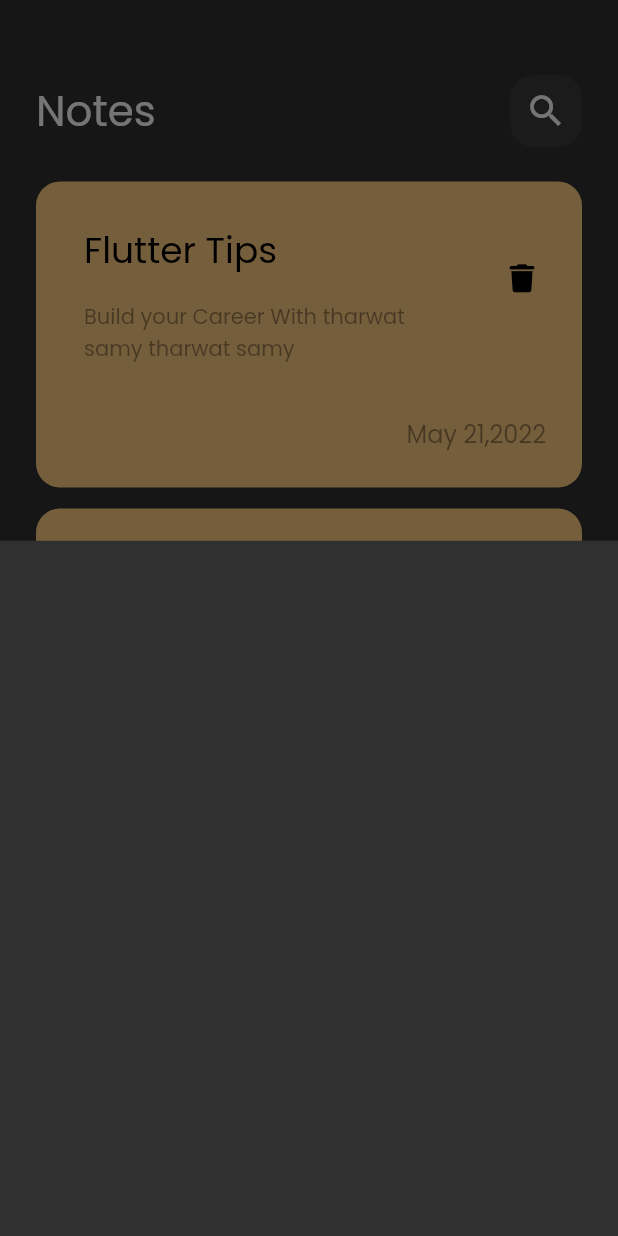
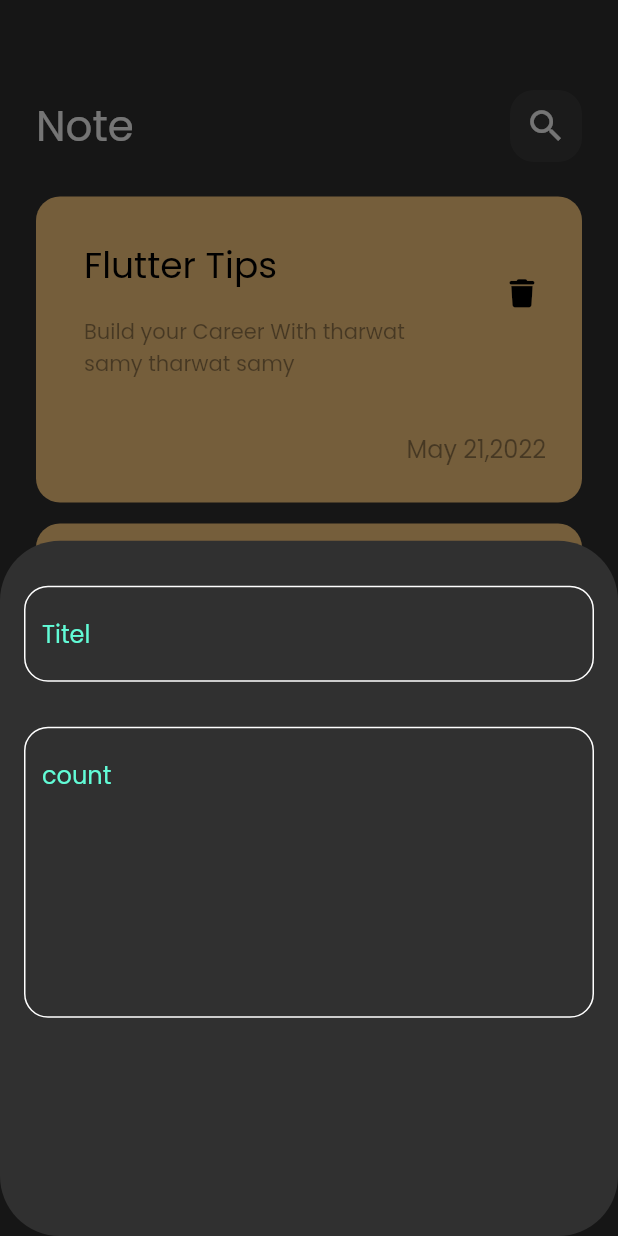
Before and after one commit to sam-emad/Notes-Ul, a Flutter app: the screen it shows after launch, after a tap on the "add" icon, on a phone screen of 412 x 824 dp. Run offline on Flutter 3.47's test engine with Material 2 defaults, Android fonts, the phone set to English and light mode, and no system bars; our stand-ins replace font_awesome_flutter.

Commit message:
change create EditPage

```diff
--- a/notes_app/lib/views/customs/custom_app_bar.dart
+++ b/notes_app/lib/views/customs/custom_app_bar.dart
@@ -4,15 +4,16 @@ import 'package:flutter/material.dart';
 import 'custom_search_lcon.dart';
 
 class CustomAppBar extends StatelessWidget {
-  const CustomAppBar({super.key});
-
+  const CustomAppBar({super.key, required this.title, required this.icon});
+  final String title;
+  final IconData icon;
   @override
   Widget build(BuildContext context) {
     return Row(
-      children: const [
-        Text('Notes', style: TextStyle(fontSize: 28)),
+      children:   [
+        Text( title  , style: const TextStyle(fontSize: 28)),
         Spacer(),
-        CustomSearchIcon()
+        CustomSearchIcon(icon: icon,),
       ],
     );
   }
--- a/notes_app/lib/views/customs/custom_button_sheet_addnote.dart
+++ b/notes_app/lib/views/customs/custom_button_sheet_addnote.dart
@@ -1,10 +1,20 @@
-import 'package:flutter/cupertino.dart';
+import 'package:flutter/material.dart';
+import 'package:notes_app/views/customs/custom_statk.dart';
+import 'package:notes_app/views/customs/custom_text_field.dart';
 
 class ButtonSheetAddNote extends StatelessWidget {
   const ButtonSheetAddNote({super.key});
 
   @override
   Widget build(BuildContext context) {
-    return Container();
+    return Padding(
+      padding: const EdgeInsets.symmetric(horizontal: 16),
+      child: Column(children: const [
+        SizedBox(height: 30),
+        CustomTextField(hint: 'Titel'),
+        SizedBox(height: 30),
+        CustomTextField(hint: 'count', maxLines: 7),
+      ]),
+    );
   }
 }
--- /dev/null
+++ b/notes_app/lib/views/customs/custom_edit_view_body.dart
@@ -0,0 +1,26 @@
+import 'package:flutter/material.dart';
+
+
+import 'custom_app_bar.dart';
+import 'custom_text_field.dart';
+
+class NewltemNotes extends StatelessWidget {
+  const NewltemNotes({super.key});
+
+  @override
+  Widget build(BuildContext context) {
+    return Padding(
+      padding: const EdgeInsets.symmetric(horizontal: 16),
+      child: Column(
+        children: const [
+          SizedBox(height: 60),
+          CustomAppBar(  icon: Icons.check, title: 'Edit Note'),
+          SizedBox(height: 60),
+          CustomTextField(hint: 'Titel'),
+          SizedBox(height: 20),
+          CustomTextField(hint: 'Content', maxLines: 7),
+        ],
+      ),
+    );
+  }
+}
--- a/notes_app/lib/views/customs/custom_list_view_builder.dart
+++ b/notes_app/lib/views/customs/custom_list_view_builder.dart
@@ -2,7 +2,7 @@ import 'package:flutter/cupertino.dart';
 import 'package:notes_app/views/customs/custom_notes_ltem.dart';
 
 class ListViewBuilder extends StatelessWidget {
-  const ListViewBuilder({super.key});
+ const ListViewBuilder({super.key});
 
   @override
   Widget build(BuildContext context) {
--- a/notes_app/lib/views/customs/custom_notes_ltem.dart
+++ b/notes_app/lib/views/customs/custom_notes_ltem.dart
@@ -1,12 +1,19 @@
 import 'package:flutter/material.dart';
 import 'package:font_awesome_flutter/font_awesome_flutter.dart';
+import 'package:notes_app/views/widgets/notes_edit_view_body.dart';
 
 class NotesItem extends StatelessWidget {
   const NotesItem({super.key});
 
   @override
   Widget build(BuildContext context) {
-    return Container(
+    return GestureDetector(
+      onTap: () {
+        Navigator.push(context, MaterialPageRoute(builder: (context) {
+          return NotesEditViewbody();
+        }));
+      },
+      child: Container(
         padding: EdgeInsets.only(top: 24, bottom: 24, left: 16),
         decoration: BoxDecoration(
             color: Color(0xffFFCC80), borderRadius: BorderRadius.circular(16)),
@@ -48,6 +55,7 @@ class NotesItem extends StatelessWidget {
             ),
           ),
         ]),
+      ),
     );
   }
 }
--- a/notes_app/lib/views/customs/custom_search_lcon.dart
+++ b/notes_app/lib/views/customs/custom_search_lcon.dart
@@ -2,8 +2,8 @@
 import 'package:flutter/material.dart';
 
 class CustomSearchIcon extends StatelessWidget {
-  const CustomSearchIcon({super.key});
-
+  const CustomSearchIcon({super.key, required this.icon});
+  final IconData icon;
   @override
   Widget build(BuildContext context) {
     return Container(
@@ -12,7 +12,7 @@ class CustomSearchIcon extends StatelessWidget {
       decoration: BoxDecoration(
           color: Colors.white.withOpacity(.05),
           borderRadius: BorderRadius.circular(16)),
-      child: Center(child: Icon(Icons.search, size: 28)),
+      child: Center(child: Icon(icon , size: 28)),
     );
   }
 }
--- /dev/null
+++ b/notes_app/lib/views/customs/custom_statk.dart
@@ -0,0 +1,3 @@
+import 'package:flutter/animation.dart';
+
+const kPrimaryColor  = const Color(0xff62FCD7);
--- /dev/null
+++ b/notes_app/lib/views/customs/custom_text_field.dart
@@ -0,0 +1,30 @@
+import 'package:flutter/cupertino.dart';
+import 'package:flutter/material.dart';
+import 'package:notes_app/views/customs/custom_statk.dart';
+
+class CustomTextField extends StatelessWidget {
+  const CustomTextField({super.key, this.hint, this.maxLines = 1});
+  final hint;
+  final maxLines;
+
+  @override
+  Widget build(BuildContext context) {
+    return TextField(
+      maxLines: maxLines,
+      cursorColor: kPrimaryColor,
+      decoration: InputDecoration(
+        border: buildborder(),
+        enabledBorder: buildborder(),
+        focusedBorder: buildborder(kPrimaryColor),
+        hintText: hint,
+        hintStyle: TextStyle(color: kPrimaryColor),
+      ),
+    );
+  }
+
+  OutlineInputBorder buildborder([color]) {
+    return OutlineInputBorder(
+        borderRadius: BorderRadius.circular(16),
+        borderSide: BorderSide(color: color ?? Colors.white));
+  }
+}
--- a/notes_app/lib/views/home_bage.dart
+++ b/notes_app/lib/views/home_bage.dart
@@ -11,9 +11,11 @@ class HomePage extends StatelessWidget {
       floatingActionButton: FloatingActionButton.large(
           onPressed: () {
             showModalBottomSheet(
+                shape: RoundedRectangleBorder(
+                    borderRadius: BorderRadius.circular(40)),
                 context: context,
                 builder: (context) {
-                  return ButtonSheetAddNote();
+                  return const ButtonSheetAddNote();
                 });
           },
           child: const Icon(Icons.add)),
--- /dev/null
+++ b/notes_app/lib/views/widgets/notes_edit_view_body.dart
@@ -0,0 +1,14 @@
+import 'package:flutter/material.dart';
+import 'package:flutter/src/widgets/framework.dart';
+import 'package:flutter/src/widgets/placeholder.dart';
+
+import '../customs/custom_edit_view_body.dart';
+
+class NotesEditViewbody extends StatelessWidget {
+  const NotesEditViewbody({super.key});
+
+  @override
+  Widget build(BuildContext context) {
+    return const Scaffold(body: NewltemNotes(),);
+  }
+}
--- a/notes_app/lib/views/widgets/notes_view_body.dart
+++ b/notes_app/lib/views/widgets/notes_view_body.dart
@@ -11,8 +11,11 @@ class NotesViewBody extends StatelessWidget {
     return Padding(
       padding: const EdgeInsets.symmetric(horizontal: 24),
       child: Column(children: const [
-        SizedBox(height: 50),
-        CustomAppBar(),
+        SizedBox(height: 60),
+       CustomAppBar(icon: Icons.search,
+        title: 'Note',
+
+        ),
         Expanded(
           child: ListViewBuilder(),
         )
```
Also changed, not shown: notes_app/lib/main.dart (line endings or trailing spaces). Lines whose indentation alone changed are shown as unchanged.
